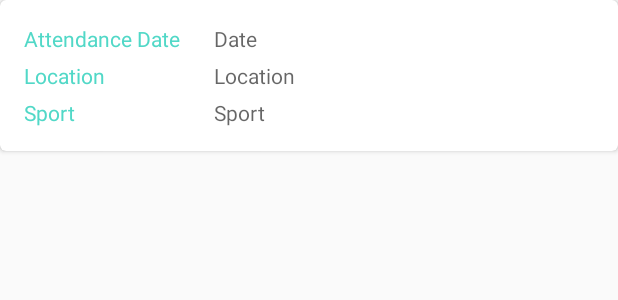
After one commit to AHAB-HUB/HKIF, an Android app: the layout attendance_history_item.xml on its own in the app's theme, with its tools: preview values and no code run, on a phone screen of 412 x 824 dp. The commit adds this screen. Shown: the top 300 px of the screen. Run offline under Robolectric (Android 15) with nearby library versions, the phone set to English and light mode, and no system bars.

Commit message:
Adding Attendance history (Fragment, database, adapter, xml files)

```diff
--- /dev/null
+++ b/HKIF_master/app/src/main/res/layout/attendance_history_item.xml
@@ -0,0 +1,82 @@
+<?xml version="1.0" encoding="utf-8"?>
+<androidx.cardview.widget.CardView xmlns:android="http://schemas.android.com/apk/res/android"
+    xmlns:card_view="http://schemas.android.com/apk/res-auto"
+    android:layout_width="match_parent"
+    android:layout_height="wrap_content"
+    card_view:cardCornerRadius="4dp">
+
+
+    <LinearLayout
+        android:layout_width="match_parent"
+        android:layout_height="wrap_content"
+        android:orientation="vertical"
+        android:padding="16dp">
+
+        <LinearLayout
+            android:layout_width="match_parent"
+            android:layout_height="wrap_content"
+            android:orientation="horizontal">
+
+            <androidx.appcompat.widget.AppCompatTextView
+                android:layout_width="match_parent"
+                android:layout_height="wrap_content"
+                android:layout_weight="2"
+                android:text="Attendance Date"
+                android:textColor="@color/colorTextHint" />
+
+            <androidx.appcompat.widget.AppCompatTextView
+                android:id="@+id/attendance_history_date_textView"
+                android:layout_width="match_parent"
+                android:layout_height="wrap_content"
+                android:layout_weight="1"
+                android:hint="Date"
+                android:textColor="@android:color/darker_gray" />
+        </LinearLayout>
+
+        <LinearLayout
+            android:layout_width="match_parent"
+            android:layout_height="wrap_content"
+            android:layout_marginTop="5dp"
+            android:orientation="horizontal">
+
+            <androidx.appcompat.widget.AppCompatTextView
+                android:layout_width="match_parent"
+                android:layout_height="wrap_content"
+                android:layout_weight="2"
+                android:text="Location"
+                android:textColor="@color/colorTextHint" />
+
+            <androidx.appcompat.widget.AppCompatTextView
+                android:id="@+id/attendance_history_location_textView"
+                android:layout_width="match_parent"
+                android:layout_height="wrap_content"
+                android:layout_weight="1"
+                android:hint="Location"
+                android:textColor="@android:color/darker_gray" />
+        </LinearLayout>
+
+        <LinearLayout
+            android:layout_width="match_parent"
+            android:layout_height="wrap_content"
+            android:layout_marginTop="5dp"
+            android:orientation="horizontal">
+
+            <androidx.appcompat.widget.AppCompatTextView
+                android:layout_width="match_parent"
+                android:layout_height="wrap_content"
+                android:layout_weight="2"
+                android:text="Sport"
+                android:textColor="@color/colorTextHint" />
+
+            <androidx.appcompat.widget.AppCompatTextView
+                android:id="@+id/attendance_history_sport_textView"
+                android:layout_width="match_parent"
+                android:layout_height="wrap_content"
+                android:layout_weight="1"
+                android:hint="Sport"
+                android:textColor="@android:color/darker_gray" />
+        </LinearLayout>
+
+    </LinearLayout>
+
+</androidx.cardview.widget.CardView>
--- a/HKIF_master/app/src/main/res/layout/fragment_football.xml
+++ b/HKIF_master/app/src/main/res/layout/fragment_football.xml
@@ -52,7 +52,6 @@
         android:textColor="@color/schedule_colorPrimary"/>
 
     <Button
-        android:gravity="center"
         android:id="@+id/footLocationImageButton"
         android:layout_width="match_parent"
         android:layout_height="104dp"
@@ -63,8 +62,9 @@
         android:layout_marginEnd="0dp"
         android:layout_marginBottom="28dp"
         android:background="@color/schedule_colorPrimary"
+        android:gravity="center"
         android:text="VIEW OUR LOCATION"
         android:textColor="#ffffff"
-        android:textSize="16sp"  />
+        android:textSize="16sp" />
 
 </RelativeLayout>
--- a/HKIF_master/app/src/main/res/menu/drawer_navigation_member.xml
+++ b/HKIF_master/app/src/main/res/menu/drawer_navigation_member.xml
@@ -31,11 +31,11 @@
 
             <item android:icon="@drawable/ic_lock_black_24dp"
                 android:title="Inbox"
-                android:id="@+id/inbox"/>
+                android:id="@+id/mem_inbox"/>
 
             <item android:icon="@drawable/ic_lock_black_24dp"
                 android:title="History"
-                android:id="@+id/history"/>
+                android:id="@+id/mem_history"/>
 
             <item android:icon="@drawable/ic_lock_black_24dp"
             android:title="Log Out"
--- a/HKIF_master/app/src/main/res/menu/drawer_navigation_team_leader.xml
+++ b/HKIF_master/app/src/main/res/menu/drawer_navigation_team_leader.xml
@@ -36,11 +36,11 @@
         <menu>
             <item android:icon="@drawable/ic_lock_black_24dp"
                 android:title="Inbox"
-                android:id="@+id/inbox"/>
+                android:id="@+id/mem_inbox"/>
 
             <item android:icon="@drawable/ic_lock_black_24dp"
                 android:title="History"
-                android:id="@+id/history"/>
+                android:id="@+id/mem_history"/>
 
             <item android:icon="@drawable/ic_lock_black_24dp"
                 android:title="Log Out"
```
Also changed, not shown: HKIF_master/app/src/main/java/HKR/HKIF/MainActivity.java (+5 -3 lines), HKIF_master/app/src/main/java/HKR/HKIF/adapters/AttendanceHistoryAdapter.java (added, +71 -0 lines), HKIF_master/app/src/main/java/HKR/HKIF/adapters/ScheduleAdapter.java (+23 -0 lines), HKIF_master/app/src/main/java/HKR/HKIF/extraReq/AttendanceHistoryFragment.java (added, +90 -0 lines), HKIF_master/app/src/main/java/HKR/HKIF/localDatabase/AttendanceHistory.java (added, +47 -0 lines), HKIF_master/app/src/main/java/HKR/HKIF/localDatabase/HkifLocalDatabase.java (added, +132 -0 lines), HKIF_master/app/src/main/res/layout/attendance_history_list.xml (added, +48 -0 lines).
